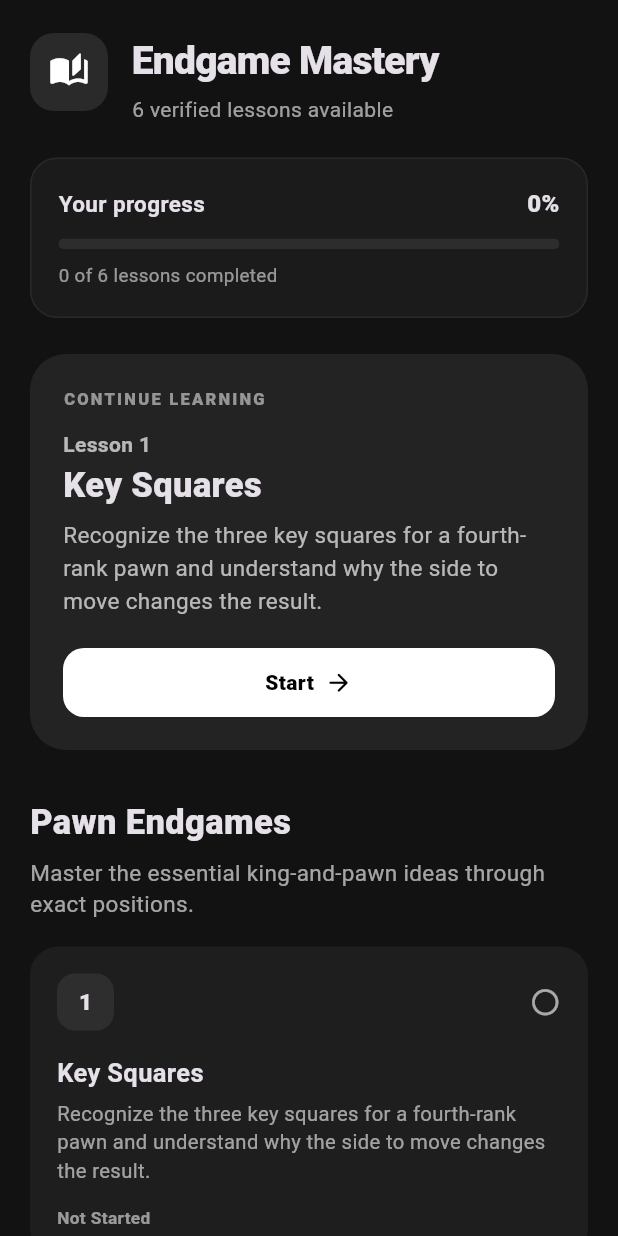
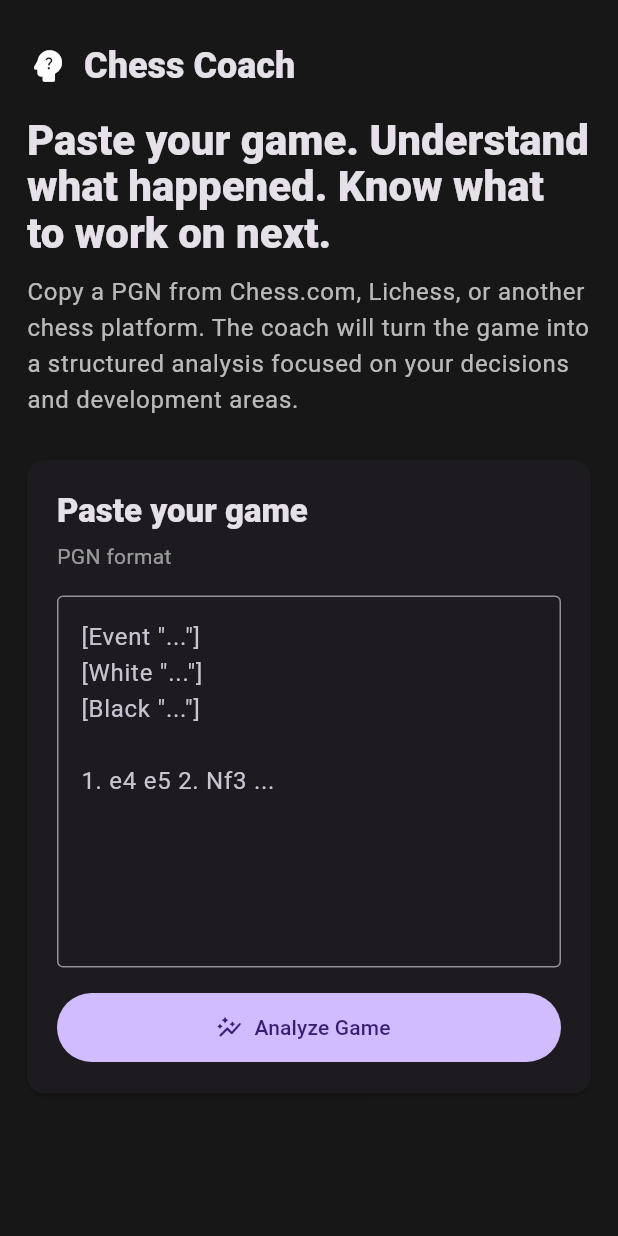
Before and after one commit to emprex/endgame-mastery, a Flutter app: the screen it shows after launch, on a phone screen of 412 x 824 dp. Run offline on Flutter 3.47's test engine with Material 3 defaults, Android fonts, the phone set to English and light mode, and no system bars; our stand-ins replace flutter_riverpod, shared_preferences, web; missing offline and left inert: chess, chess_vectors_flutter, dart:js_interop.

Commit message:
Start chess coach PGN analysis flow

```diff
--- a/lib/app/endgame_mastery_app.dart
+++ b/lib/app/endgame_mastery_app.dart
@@ -1,4 +1,4 @@
-import 'package:endgame_mastery/features/lessons/presentation/lessons_screen.dart';
+import 'package:endgame_mastery/features/coach/presentation/coach_home_screen.dart';
 import 'package:flutter/material.dart';
 
 class EndgameMasteryApp extends StatelessWidget {
@@ -8,13 +8,13 @@ class EndgameMasteryApp extends StatelessWidget {
   Widget build(BuildContext context) {
     return MaterialApp(
       debugShowCheckedModeBanner: false,
-      title: 'Endgame Mastery',
+      title: 'Chess Coach',
       theme: ThemeData(
         brightness: Brightness.dark,
         useMaterial3: true,
         scaffoldBackgroundColor: const Color(0xFF171717),
       ),
-      home: const LessonsScreen(),
+      home: const CoachHomeScreen(),
     );
   }
 }
--- /dev/null
+++ b/lib/features/coach/application/pgn_game_parser.dart
@@ -0,0 +1,63 @@
+import 'package:chess/chess.dart' as chess;
+import 'package:endgame_mastery/features/coach/domain/imported_game.dart';
+
+class PgnParseException implements Exception {
+  const PgnParseException(this.message);
+
+  final String message;
+
+  @override
+  String toString() => message;
+}
+
+class PgnGameParser {
+  const PgnGameParser();
+
+  ImportedGame parse(String rawPgn) {
+    final normalized = rawPgn.trim();
+
+    if (normalized.isEmpty) {
+      throw const PgnParseException('Paste a chess game in PGN format first.');
+    }
+
+    final game = chess.Chess();
+
+    try {
+      final loaded = game.load_pgn(normalized);
+
+      if (!loaded) {
+        throw const PgnParseException(
+          'This PGN could not be read. Check that the full game was copied.',
+        );
+      }
+    } on PgnParseException {
+      rethrow;
+    } catch (_) {
+      throw const PgnParseException(
+        'This PGN could not be read. Check that the full game was copied.',
+      );
+    }
+
+    final moves = game.san_moves().whereType<String>().toList(growable: false);
+
+    if (moves.isEmpty) {
+      throw const PgnParseException(
+        'The PGN is valid but it does not contain any moves to analyze.',
+      );
+    }
+
+    final headers = <String, String>{};
+
+    game.header.forEach((key, value) {
+      if (key is String && value != null) {
+        headers[key] = value.toString();
+      }
+    });
+
+    return ImportedGame(
+      rawPgn: normalized,
+      headers: headers,
+      moves: moves,
+    );
+  }
+}
--- /dev/null
+++ b/lib/features/coach/domain/imported_game.dart
@@ -0,0 +1,36 @@
+class ImportedGame {
+  ImportedGame({
+    required this.rawPgn,
+    required Map<String, String> headers,
+    required List<String> moves,
+  }) : headers = Map<String, String>.unmodifiable(headers),
+       moves = List<String>.unmodifiable(moves);
+
+  final String rawPgn;
+  final Map<String, String> headers;
+  final List<String> moves;
+
+  String get white => headers['White'] ?? 'White';
+
+  String get black => headers['Black'] ?? 'Black';
+
+  String get result => headers['Result'] ?? '*';
+
+  String? get event => _optionalHeader('Event');
+
+  String? get date => _optionalHeader('Date');
+
+  int get plyCount => moves.length;
+
+  int get fullMoveCount => (moves.length + 1) ~/ 2;
+
+  String? _optionalHeader(String key) {
+    final value = headers[key]?.trim();
+
+    if (value == null || value.isEmpty || value == '?') {
+      return null;
+    }
+
+    return value;
+  }
+}
--- /dev/null
+++ b/lib/features/coach/presentation/coach_home_screen.dart
@@ -0,0 +1,268 @@
+import 'package:endgame_mastery/features/coach/application/pgn_game_parser.dart';
+import 'package:endgame_mastery/features/coach/domain/imported_game.dart';
+import 'package:flutter/material.dart';
+
+class CoachHomeScreen extends StatefulWidget {
+  const CoachHomeScreen({super.key, this.parser = const PgnGameParser()});
+
+  final PgnGameParser parser;
+
+  @override
+  State<CoachHomeScreen> createState() => _CoachHomeScreenState();
+}
+
+class _CoachHomeScreenState extends State<CoachHomeScreen> {
+  final TextEditingController _pgnController = TextEditingController();
+
+  ImportedGame? _importedGame;
+  String? _errorMessage;
+
+  @override
+  void dispose() {
+    _pgnController.dispose();
+    super.dispose();
+  }
+
+  void _analyzeGame() {
+    FocusScope.of(context).unfocus();
+
+    try {
+      final game = widget.parser.parse(_pgnController.text);
+
+      setState(() {
+        _importedGame = game;
+        _errorMessage = null;
+      });
+    } on PgnParseException catch (error) {
+      setState(() {
+        _importedGame = null;
+        _errorMessage = error.message;
+      });
+    }
+  }
+
+  @override
+  Widget build(BuildContext context) {
+    return Scaffold(
+      body: SafeArea(
+        child: LayoutBuilder(
+          builder: (context, constraints) {
+            final horizontalPadding = constraints.maxWidth < 600 ? 18.0 : 32.0;
+
+            return SingleChildScrollView(
+              padding: EdgeInsets.fromLTRB(
+                horizontalPadding,
+                28,
+                horizontalPadding,
+                40,
+              ),
+              child: Center(
+                child: ConstrainedBox(
+                  constraints: const BoxConstraints(maxWidth: 900),
+                  child: Column(
+                    crossAxisAlignment: CrossAxisAlignment.stretch,
+                    children: [
+                      const _CoachHeader(),
+                      const SizedBox(height: 28),
+                      _PgnInputCard(
+                        controller: _pgnController,
+                        errorMessage: _errorMessage,
+                        onChanged: () {
+                          setState(() {
+                            _errorMessage = null;
+                          });
+                        },
+                        onAnalyze: _analyzeGame,
+                      ),
+                      if (_importedGame case final game?) ...[
+                        const SizedBox(height: 20),
+                        _ImportedGameCard(game: game),
+                      ],
+                    ],
+                  ),
+                ),
+              ),
+            );
+          },
+        ),
+      ),
+    );
+  }
+}
+
+class _CoachHeader extends StatelessWidget {
+  const _CoachHeader();
+
+  @override
+  Widget build(BuildContext context) {
+    final textTheme = Theme.of(context).textTheme;
+
+    return Column(
+      crossAxisAlignment: CrossAxisAlignment.start,
+      children: [
+        Row(
+          children: [
+            const Icon(Icons.psychology_alt_rounded, size: 28),
+            const SizedBox(width: 10),
+            Text(
+              'Chess Coach',
+              style: textTheme.headlineSmall?.copyWith(
+                fontWeight: FontWeight.w800,
+              ),
+            ),
+          ],
+        ),
+        const SizedBox(height: 18),
+        Text(
+          'Paste your game. Understand what happened. Know what to work on next.',
+          style: textTheme.headlineMedium?.copyWith(
+            height: 1.12,
+            fontWeight: FontWeight.w800,
+          ),
+        ),
+        const SizedBox(height: 12),
+        Text(
+          'Copy a PGN from Chess.com, Lichess, or another chess platform. '
+          'The coach will turn the game into a structured analysis focused on '
+          'your decisions and development areas.',
+          style: textTheme.bodyLarge?.copyWith(
+            height: 1.5,
+            color: Colors.white.withValues(alpha: 0.70),
+          ),
+        ),
+      ],
+    );
+  }
+}
+
+class _PgnInputCard extends StatelessWidget {
+  const _PgnInputCard({
+    required this.controller,
+    required this.errorMessage,
+    required this.onChanged,
+    required this.onAnalyze,
+  });
+
+  final TextEditingController controller;
+  final String? errorMessage;
+  final VoidCallback onChanged;
+  final VoidCallback onAnalyze;
+
+  @override
+  Widget build(BuildContext context) {
+    return Card(
+      margin: EdgeInsets.zero,
+      child: Padding(
+        padding: const EdgeInsets.all(20),
+        child: Column(
+          crossAxisAlignment: CrossAxisAlignment.stretch,
+          children: [
+            Text(
+              'Paste your game',
+              style: Theme.of(context).textTheme.titleLarge?.copyWith(
+                fontWeight: FontWeight.w800,
+              ),
+            ),
+            const SizedBox(height: 6),
+            Text(
+              'PGN format',
+              style: Theme.of(context).textTheme.bodyMedium?.copyWith(
+                color: Colors.white.withValues(alpha: 0.55),
+              ),
+            ),
+            const SizedBox(height: 16),
+            TextField(
+              key: const ValueKey<String>('coach-pgn-input'),
+              controller: controller,
+              minLines: 9,
+              maxLines: 16,
+              keyboardType: TextInputType.multiline,
+              textInputAction: TextInputAction.newline,
+              onChanged: (_) => onChanged(),
+              decoration: InputDecoration(
+                hintText:
+                    '[Event "..."]\n[White "..."]\n[Black "..."]\n\n1. e4 e5 2. Nf3 ...',
+                errorText: errorMessage,
+                alignLabelWithHint: true,
+                border: const OutlineInputBorder(),
+              ),
+            ),
+            const SizedBox(height: 16),
+            FilledButton.icon(
+              key: const ValueKey<String>('coach-analyze-button'),
+              onPressed: onAnalyze,
+              icon: const Icon(Icons.auto_graph_rounded),
+              label: const Padding(
+                padding: EdgeInsets.symmetric(vertical: 13),
+                child: Text('Analyze Game'),
+              ),
+            ),
+          ],
+        ),
+      ),
+    );
+  }
+}
+
+class _ImportedGameCard extends StatelessWidget {
+  const _ImportedGameCard({required this.game});
+
+  final ImportedGame game;
+
+  @override
+  Widget build(BuildContext context) {
+    final muted = Colors.white.withValues(alpha: 0.62);
+
+    return Card(
+      key: const ValueKey<String>('coach-imported-game'),
+      margin: EdgeInsets.zero,
+      child: Padding(
+        padding: const EdgeInsets.all(20),
+        child: Column(
+          crossAxisAlignment: CrossAxisAlignment.start,
+          children: [
+            Row(
+              children: [
+                const Icon(Icons.check_circle_outline_rounded),
+                const SizedBox(width: 10),
+                Text(
+                  'Game imported',
+                  style: Theme.of(context).textTheme.titleMedium?.copyWith(
+                    fontWeight: FontWeight.w800,
+                  ),
+                ),
+              ],
+            ),
+            const SizedBox(height: 18),
+            Text(
+              '${game.white} vs ${game.black}',
+              style: Theme.of(context).textTheme.titleLarge?.copyWith(
+                fontWeight: FontWeight.w800,
+              ),
+            ),
+            const SizedBox(height: 8),
+            Wrap(
+              spacing: 16,
+              runSpacing: 8,
+              children: [
+                Text('Result ${game.result}', style: TextStyle(color: muted)),
+                Text('${game.fullMoveCount} moves', style: TextStyle(color: muted)),
+                if (game.event case final event?)
+                  Text(event, style: TextStyle(color: muted)),
+                if (game.date case final date?)
+                  Text(date, style: TextStyle(color: muted)),
+              ],
+            ),
+            const SizedBox(height: 16),
+            Text(
+              'Ready for full analysis.',
+              style: Theme.of(context).textTheme.bodyLarge?.copyWith(
+                fontWeight: FontWeight.w700,
+              ),
+            ),
+          ],
+        ),
+      ),
+    );
+  }
+}
--- a/pubspec.yaml
+++ b/pubspec.yaml
@@ -1,5 +1,5 @@
 name: endgame_mastery
-description: "Endgame Mastery interactive chess endgame trainer."
+description: "Chess coaching app for full-game analysis and player development."
 publish_to: 'none'
 
 version: 1.0.0+1
```
Also changed, not shown: 2 other files.
